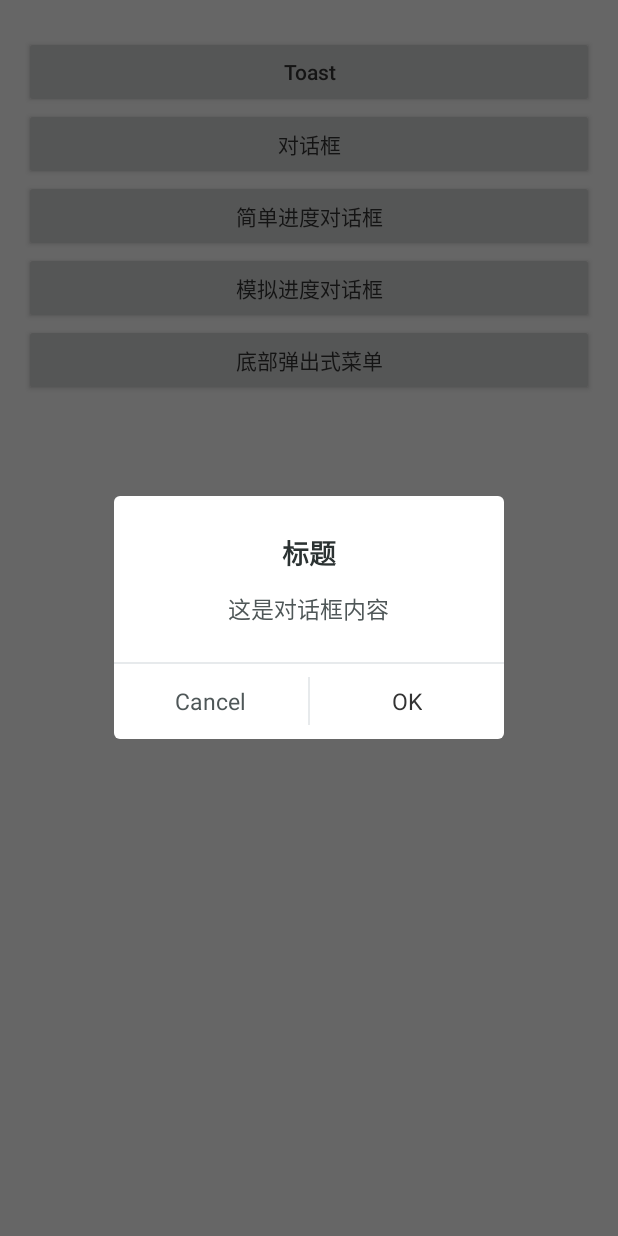
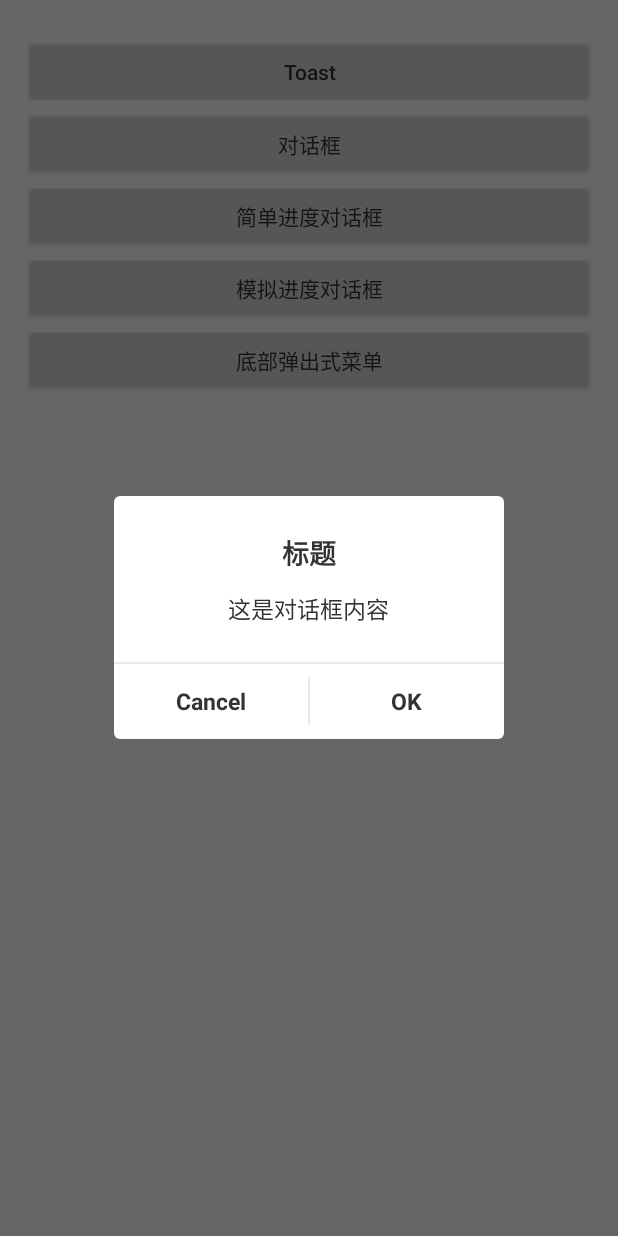
Before and after one commit to xuqiqiang/AndroidUIKit, an Android app: the screen it shows after launch (MainActivity), after a tap on "对话框", on a phone screen of 412 x 824 dp. Run offline under Robolectric (Android 15) with nearby library versions, the phone set to English and light mode, and no system bars.

```diff
--- a/config/config.gradle
+++ b/config/config.gradle
@@ -5,8 +5,8 @@ ext {
             buildToolsVersion       : "29.0.2",
             minSdkVersion           : 14,
             targetSdkVersion        : 26,
-            versionCode             : 1,
-            versionName             : "1.0.0"
+            versionCode             : 2,
+            versionName             : "1.0.1"
     ]
 
     version = [
--- a/libuikit/src/main/java/com/xuqiqiang/uikit/activity/BaseAppActivity.java
+++ b/libuikit/src/main/java/com/xuqiqiang/uikit/activity/BaseAppActivity.java
@@ -95,7 +95,7 @@ public abstract class BaseAppActivity extends BaseThemeActivity {
                 }
             }
         } catch (Exception e) {
-            if (e instanceof InflateException) throw e;
+            if (e instanceof InflateException || e instanceof IllegalStateException) throw e;
             e.printStackTrace();
         }
         if (hideSoftInput()) {
--- a/libuikit/src/main/res/layout/dialog_base.xml
+++ b/libuikit/src/main/res/layout/dialog_base.xml
@@ -18,7 +18,7 @@
         android:layout_marginTop="12dp"
         android:gravity="center"
         android:text=""
-        android:textColor="#2B3232"
+        android:textColor="?android:attr/textColorPrimary"
         android:textSize="18sp"
         android:textStyle="bold"
         tools:text="标题" />
@@ -39,7 +39,6 @@
             android:layout_marginEnd="16dp"
             android:autoLink="all"
             android:text=""
-            android:textColor="#4F5758"
             android:textSize="15sp"
             tools:text="对话框的内容" />
     </FrameLayout>
@@ -67,8 +66,8 @@
                 android:layout_height="wrap_content"
                 android:layout_gravity="center"
                 android:text="取消"
-                android:textColor="#4F5758"
-                android:textSize="15sp" />
+                android:textSize="15sp"
+                android:textStyle="bold" />
         </com.xuqiqiang.uikit.view.TouchRipple>
 
         <View
@@ -92,8 +91,9 @@
                 android:layout_height="wrap_content"
                 android:layout_gravity="center"
                 android:text="退出"
-                android:textColor="?android:attr/textColorPrimary"
-                android:textSize="15sp" />
+                android:textColor="@color/textColorDialogHighlight"
+                android:textSize="15sp"
+                android:textStyle="bold" />
         </com.xuqiqiang.uikit.view.TouchRipple>
 
         <View
@@ -118,8 +118,9 @@
                 android:layout_height="wrap_content"
                 android:layout_gravity="center"
                 android:text="确认"
-                android:textColor="?android:attr/textColorPrimary"
-                android:textSize="15sp" />
+                android:textColor="@color/textColorDialogHighlight"
+                android:textSize="15sp"
+                android:textStyle="bold" />
         </com.xuqiqiang.uikit.view.TouchRipple>
     </LinearLayout>
 </LinearLayout>
--- a/libuikit/src/main/res/values/colors.xml
+++ b/libuikit/src/main/res/values/colors.xml
@@ -6,6 +6,7 @@
     <color name="colorControlHighlight">#999</color>
     <color name="colorDivider">#E7EAEC</color>
     <color name="colorDisabled">#888</color>
+    <color name="textColorDialogHighlight">@color/dark</color>
     <color name="colorToast">#B3000000</color>
     <color name="colorToastText">@android:color/white</color>
     <color name="white">@android:color/white</color>
```
Also changed, not shown: libuikit/src/main/java/com/xuqiqiang/uikit/utils/DisplayUtils.java (+5 -6 lines), 1 other file.
